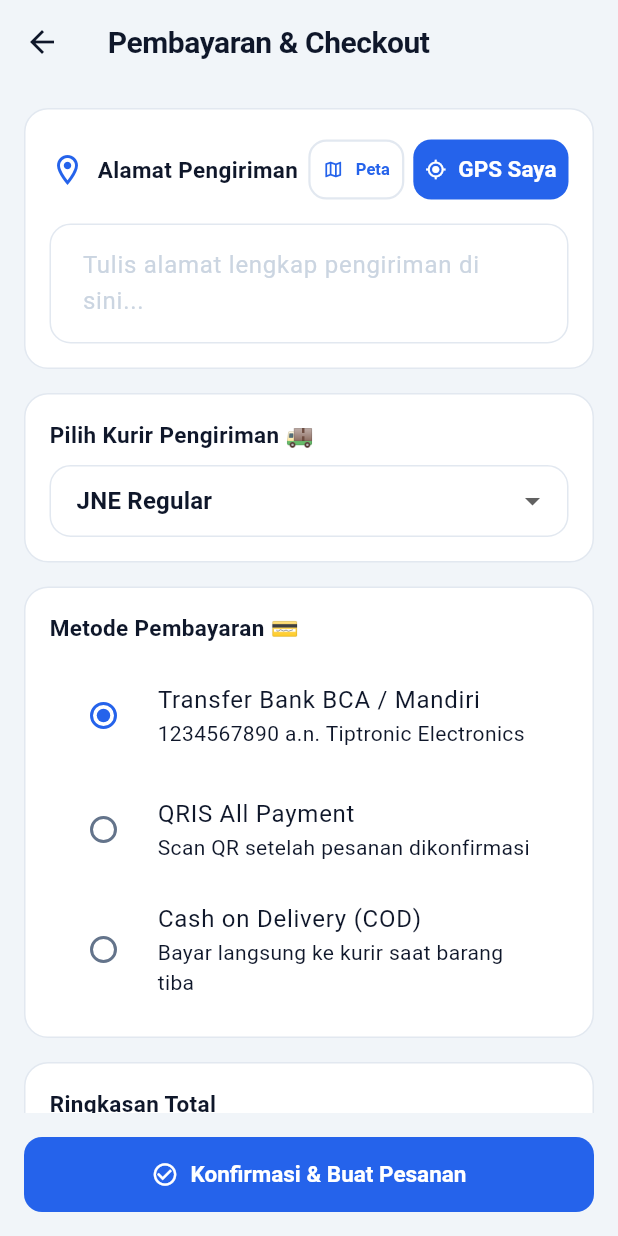
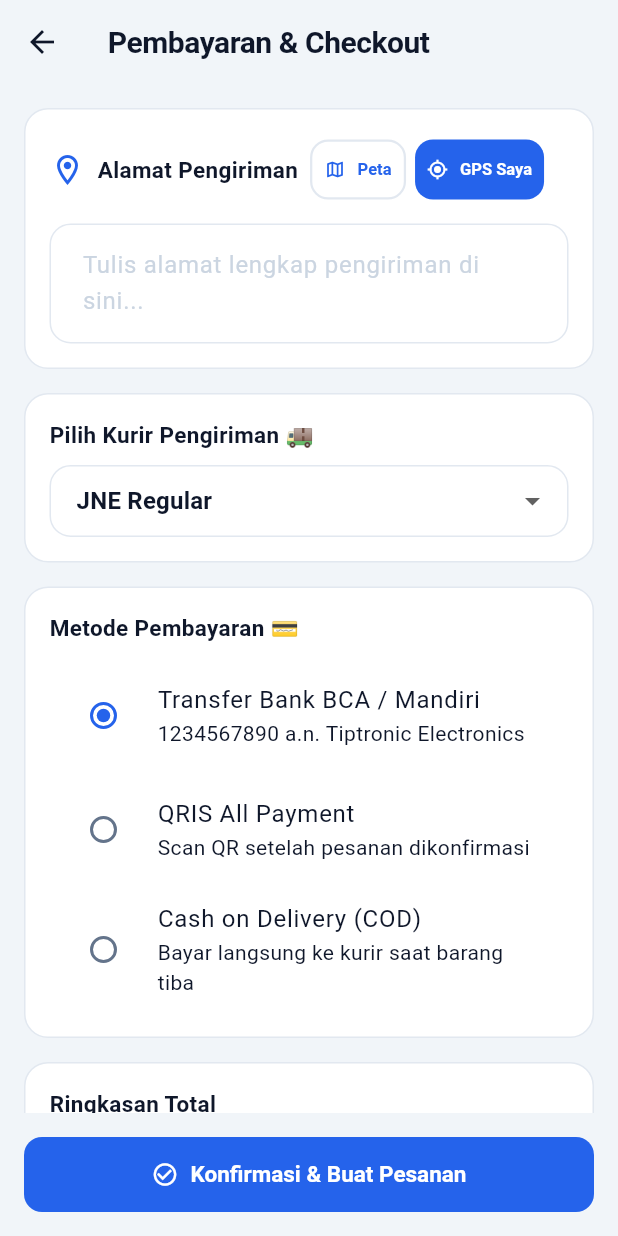
Before and after one commit to bimaaryasatya/serkom_lsp_jmp_toko_elektronik, a Flutter app: the CheckoutPage screen opened by its route, on a phone screen of 412 x 824 dp. Run offline on Flutter 3.47's test engine with Material 3 defaults, Android fonts, the phone set to English and light mode, and no system bars; our stand-ins replace cached_network_image, flutter_map, geolocator, latlong2, shared_preferences, sqflite_common_ffi; missing offline and left inert: mysql1; accounts and stored records are empty; Roboto replaces fonts that are missing (Poppins).

Commit message:
feat: implement user interface pages and product widgets with project documentation

```diff
--- a/lib/pages/user/checkout_page.dart
+++ b/lib/pages/user/checkout_page.dart
@@ -185,18 +185,22 @@ class _CheckoutPageState extends State<CheckoutPage> {
                   child: Column(
                     crossAxisAlignment: CrossAxisAlignment.start,
                     children: [
-                      Row(
-                        mainAxisAlignment: MainAxisAlignment.spaceBetween,
+                      Wrap(
+                        alignment: WrapAlignment.spaceBetween,
+                        crossAxisAlignment: WrapCrossAlignment.center,
+                        spacing: 8,
+                        runSpacing: 8,
                         children: [
                           Row(
+                            mainAxisSize: MainAxisSize.min,
                             children: [
                               Icon(Icons.location_on_outlined, color: cs.primary),
                               const SizedBox(width: 8),
                               Text('Alamat Pengiriman', style: TextStyle(fontSize: 15, fontWeight: FontWeight.bold, color: cs.onSurface)),
                             ],
                           ),
-                          Wrap(
-                            spacing: 6,
+                          Row(
+                            mainAxisSize: MainAxisSize.min,
                             children: [
                               OutlinedButton.icon(
                                 onPressed: _openMapPicker,
@@ -204,12 +208,13 @@ class _CheckoutPageState extends State<CheckoutPage> {
                                 label: Text('Peta', style: TextStyle(fontSize: 11, fontWeight: FontWeight.bold, color: cs.primary)),
                                 style: OutlinedButton.styleFrom(padding: const EdgeInsets.symmetric(horizontal: 8, vertical: 6)),
                               ),
+                              const SizedBox(width: 6),
                               ElevatedButton.icon(
                                 onPressed: _isLocating ? null : _detectGpsLocation,
                                 icon: _isLocating
                                     ? const SizedBox(width: 12, height: 12, child: CircularProgressIndicator(strokeWidth: 2, color: Colors.white))
                                     : const Icon(Icons.my_location, size: 14),
-                                label: Text(_isLocating ? 'GPS...' : 'GPS Saya'),
+                                label: Text(_isLocating ? 'GPS...' : 'GPS Saya', style: const TextStyle(fontSize: 11)),
                                 style: ElevatedButton.styleFrom(padding: const EdgeInsets.symmetric(horizontal: 8, vertical: 6)),
                               ),
                             ],
@@ -322,7 +327,14 @@ class _CheckoutPageState extends State<CheckoutPage> {
                       Row(
                         mainAxisAlignment: MainAxisAlignment.spaceBetween,
                         children: [
-                          Text('Ongkos Kirim ($_selectedCourier)', style: TextStyle(color: cs.onSurfaceVariant)),
+                          Expanded(
+                            child: Text(
+                              'Ongkos Kirim ($_selectedCourier)',
+                              style: TextStyle(color: cs.onSurfaceVariant),
+                              overflow: TextOverflow.ellipsis,
+                            ),
+                          ),
+                          const SizedBox(width: 8),
                           Text(
                             currencyFormat.format(_shippingFee),
                             style: TextStyle(fontWeight: FontWeight.bold, color: cs.tertiary),
--- a/lib/pages/user/home_page.dart
+++ b/lib/pages/user/home_page.dart
@@ -531,7 +531,7 @@ class _UserHomePageState extends State<UserHomePage> {
                           padding: const EdgeInsets.symmetric(horizontal: 16, vertical: 8),
                           gridDelegate: const SliverGridDelegateWithFixedCrossAxisCount(
                             crossAxisCount: 2,
-                            childAspectRatio: 0.72,
+                            childAspectRatio: 0.65,
                             crossAxisSpacing: 14,
                             mainAxisSpacing: 14,
                           ),
--- a/lib/pages/user/wishlist_page.dart
+++ b/lib/pages/user/wishlist_page.dart
@@ -68,7 +68,7 @@ class _WishlistPageState extends State<WishlistPage> {
             padding: const EdgeInsets.all(16),
             gridDelegate: const SliverGridDelegateWithFixedCrossAxisCount(
               crossAxisCount: 2,
-              childAspectRatio: 0.72,
+              childAspectRatio: 0.65,
               crossAxisSpacing: 14,
               mainAxisSpacing: 14,
             ),
--- a/lib/widgets/product_card.dart
+++ b/lib/widgets/product_card.dart
@@ -60,7 +60,7 @@ class ProductCard extends StatelessWidget {
                 ClipRRect(
                   borderRadius: const BorderRadius.vertical(top: Radius.circular(18)),
                   child: Container(
-                    height: 140,
+                    height: 125,
                     width: double.infinity,
                     color: isDark ? const Color(0xFF1C2333) : const Color(0xFFF8FAFC),
                     child: CachedNetworkImage(
@@ -136,7 +136,7 @@ class ProductCard extends StatelessWidget {
             // Product Info
             Expanded(
               child: Padding(
-                padding: const EdgeInsets.all(10),
+                padding: const EdgeInsets.symmetric(horizontal: 10, vertical: 8),
                 child: Column(
                   crossAxisAlignment: CrossAxisAlignment.start,
                   mainAxisAlignment: MainAxisAlignment.spaceBetween,
@@ -150,7 +150,7 @@ class ProductCard extends StatelessWidget {
                             fontWeight: FontWeight.w700,
                             fontSize: 13,
                             color: cs.onSurface,
-                            height: 1.2,
+                            height: 1.15,
                           ),
                           maxLines: 2,
                           overflow: TextOverflow.ellipsis,
```
Also changed, not shown: 1 other file.
